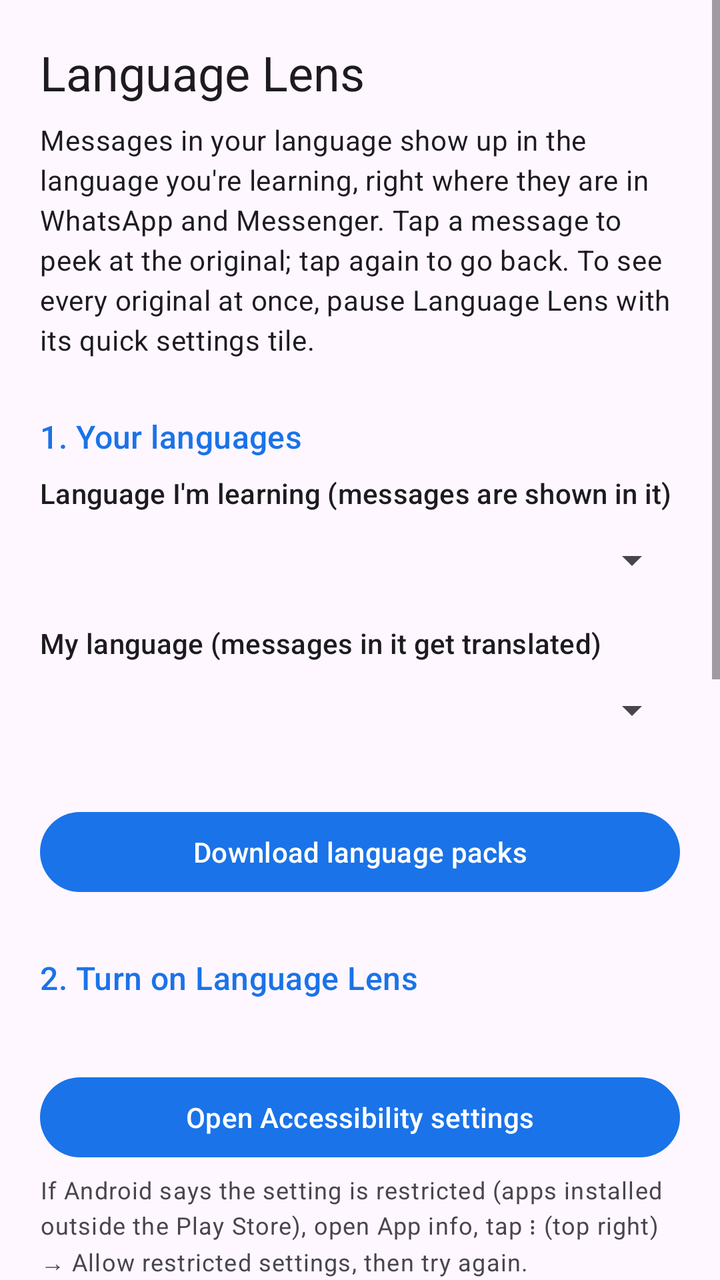
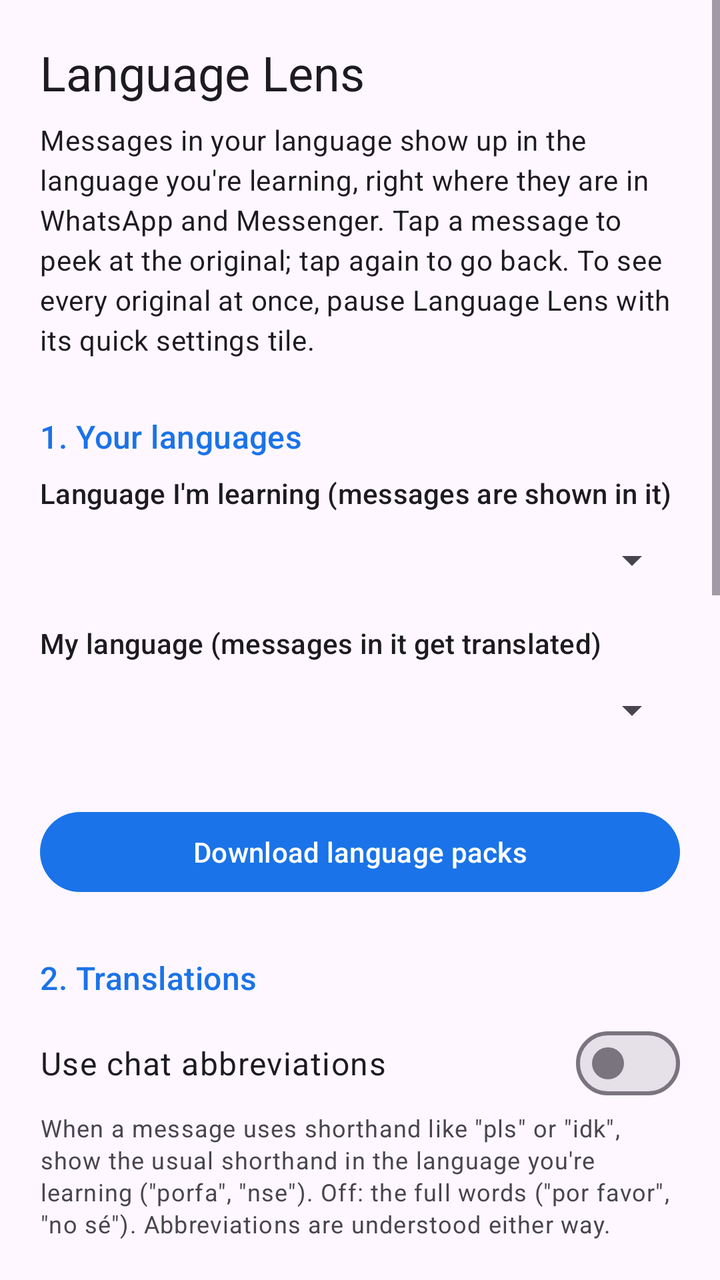

Before-and-after screenshots of an Android layout around one commit, followed by the original layout XML and the change that was made.
<!-- AndroidManifest.xml: application theme Theme.LanguageLens -->
<!-- res/layout/activity_lens.xml -->
<?xml version="1.0" encoding="utf-8"?>
<ScrollView xmlns:android="http://schemas.android.com/apk/res/android"
    android:id="@+id/scroll"
    android:layout_width="match_parent"
    android:layout_height="match_parent">

    <LinearLayout
        android:layout_width="match_parent"
        android:layout_height="wrap_content"
        android:orientation="vertical"
        android:padding="20dp">

        <TextView
            android:layout_width="match_parent"
            android:layout_height="wrap_content"
            android:text="@string/app_name"
            android:textAppearance="?attr/textAppearanceHeadlineSmall" />

        <TextView
            android:layout_width="match_parent"
            android:layout_height="wrap_content"
            android:layout_marginTop="8dp"
            android:text="@string/intro"
            android:textAppearance="?attr/textAppearanceBodyMedium" />

        <TextView style="@style/LensSection" android:text="@string/section_languages" />

        <TextView
            android:layout_width="match_parent"
            android:layout_height="wrap_content"
            android:text="@string/label_learning"
            android:textAppearance="?attr/textAppearanceLabelLarge" />

        <Spinner
            android:id="@+id/learning"
            android:layout_width="match_parent"
            android:layout_height="48dp"
            android:saveEnabled="false" />

        <TextView
            android:layout_width="match_parent"
            android:layout_height="wrap_content"
            android:layout_marginTop="8dp"
            android:text="@string/label_native"
            android:textAppearance="?attr/textAppearanceLabelLarge" />

        <Spinner
            android:id="@+id/native_language"
            android:layout_width="match_parent"
            android:layout_height="48dp"
            android:saveEnabled="false" />

        <TextView
            android:id="@+id/pack_status"
            android:layout_width="match_parent"
            android:layout_height="wrap_content"
            android:layout_marginTop="4dp"
            android:textAppearance="?attr/textAppearanceBodyMedium" />

        <com.google.android.material.button.MaterialButton
            android:id="@+id/download"
            android:layout_width="match_parent"
            android:layout_height="wrap_content"
            android:text="@string/download_packs" />

        <TextView style="@style/LensSection" android:text="@string/section_turn_on" />

        <TextView
            android:id="@+id/service_status"
            android:layout_width="match_parent"
            android:layout_height="wrap_content"
            android:textAppearance="?attr/textAppearanceBodyMedium" />

        <com.google.android.material.button.MaterialButton
            android:id="@+id/open_accessibility"
            android:layout_width="match_parent"
            android:layout_height="wrap_content"
            android:layout_marginTop="8dp"
            android:text="@string/open_accessibility" />

        <TextView
            android:layout_width="match_parent"
            android:layout_height="wrap_content"
            android:layout_marginTop="4dp"
            android:text="@string/restricted_help"
            android:textAppearance="?attr/textAppearanceBodySmall" />

        <com.google.android.material.button.MaterialButton
            android:id="@+id/open_app_info"
            style="@style/Widget.Material3.Button.OutlinedButton"
            android:layout_width="match_parent"
            android:layout_height="wrap_content"
            android:text="@string/open_app_info" />

        <TextView style="@style/LensSection" android:text="@string/section_apps" />

        <com.google.android.material.materialswitch.MaterialSwitch
            android:id="@+id/whatsapp"
            android:layout_width="match_parent"
            android:layout_height="wrap_content"
            android:minHeight="48dp"
            android:text="@string/app_whatsapp"
            android:textAppearance="?attr/textAppearanceBodyLarge" />

        <com.google.android.material.materialswitch.MaterialSwitch
            android:id="@+id/messenger"
            android:layout_width="match_parent"
            android:layout_height="wrap_content"
            android:minHeight="48dp"
            android:text="@string/app_messenger"
            android:textAppearance="?attr/textAppearanceBodyLarge" />

        <com.google.android.material.materialswitch.MaterialSwitch
            android:id="@+id/paused"
            android:layout_width="match_parent"
            android:layout_height="wrap_content"
            android:layout_marginTop="8dp"
            android:minHeight="48dp"
            android:text="@string/paused"
            android:textAppearance="?attr/textAppearanceBodyLarge" />

        <TextView
            android:layout_width="match_parent"
            android:layout_height="wrap_content"
            android:text="@string/paused_summary"
            android:textAppearance="?attr/textAppearanceBodySmall" />

        <TextView style="@style/LensSection" android:text="@string/section_privacy" />

        <TextView
            android:layout_width="match_parent"
            android:layout_height="wrap_content"
            android:text="@string/privacy"
            android:textAppearance="?attr/textAppearanceBodyMedium" />
    </LinearLayout>
</ScrollView>
<!-- resources referenced by this layout -->
<resources>
  <string name="app_messenger">Messenger</string>
  <string name="app_name" translatable="false">Language Lens</string>
  <string name="app_whatsapp">WhatsApp</string>
  <string name="download_packs">Download language packs</string>
  <string name="intro">Messages in your language show up in the language you\'re learning, right where they are in WhatsApp and Messenger. Tap a message to peek at the original; tap again to go back. To see every original at once, pause Language Lens with its quick settings tile.</string>
  <string name="label_learning">Language I\'m learning (messages are shown in it)</string>
  <string name="label_native">My language (messages in it get translated)</string>
  <string name="open_accessibility">Open Accessibility settings</string>
  <string name="open_app_info">Open App info</string>
  <string name="paused">Pause Language Lens</string>
  <string name="paused_summary">Also on the quick settings tile, so you can pause it from anywhere.</string>
  <string name="privacy">Language Lens only reads text in WhatsApp and Messenger, and only the messages on screen. For other apps it only notices that you\'ve switched away, so it can hide its translations. It translates them on your phone with Google\'s ML Kit; the text is never stored, logged or sent anywhere. The only internet use is downloading language packs. Android shows a warning when you turn it on because Accessibility apps can read the screen.</string>
  <string name="restricted_help">If Android says the setting is restricted (apps installed outside the Play Store), open App info, tap ⋮ (top right) → Allow restricted settings, then try again.</string>
  <string name="section_apps">3. Where to use it</string>
  <string name="section_languages">1. Your languages</string>
  <string name="section_privacy">Privacy</string>
  <string name="section_turn_on">2. Turn on Language Lens</string>
  <style name="LensSection">
          <item name="android:layout_width">match_parent</item>
          <item name="android:layout_height">wrap_content</item>
          <item name="android:layout_marginTop">28dp</item>
          <item name="android:layout_marginBottom">8dp</item>
          <item name="android:textAppearance">?attr/textAppearanceTitleMedium</item>
          <item name="android:textColor">@color/brand</item>
      </style>
  <style name="Theme.LanguageLens" parent="Theme.Material3.DayNight.NoActionBar">
          <item name="colorPrimary">@color/brand</item>
      </style>
  <color name="brand">#FF1A73E8</color>
</resources>

<!-- the commit's change to res/layout/activity_lens.xml (unified diff, before → after) -->
@@ -62,6 +62,22 @@
             android:layout_width="match_parent"
             android:layout_height="wrap_content"
             android:text="@string/download_packs" />
+
+        <TextView style="@style/LensSection" android:text="@string/section_style" />
+
+        <com.google.android.material.materialswitch.MaterialSwitch
+            android:id="@+id/shorthand"
+            android:layout_width="match_parent"
+            android:layout_height="wrap_content"
+            android:minHeight="48dp"
+            android:text="@string/shorthand"
+            android:textAppearance="?attr/textAppearanceBodyLarge" />
+
+        <TextView
+            android:layout_width="match_parent"
+            android:layout_height="wrap_content"
+            android:text="@string/shorthand_summary"
+            android:textAppearance="?attr/textAppearanceBodySmall" />
 
         <TextView style="@style/LensSection" android:text="@string/section_turn_on" />
 
<!-- resource entries referenced after the edit -->
@@ -13,10 +13,13 @@
   <string name="paused_summary">Also on the quick settings tile, so you can pause it from anywhere.</string>
   <string name="privacy">Language Lens only reads text in WhatsApp and Messenger, and only the messages on screen. For other apps it only notices that you\'ve switched away, so it can hide its translations. It translates them on your phone with Google\'s ML Kit; the text is never stored, logged or sent anywhere. The only internet use is downloading language packs. Android shows a warning when you turn it on because Accessibility apps can read the screen.</string>
   <string name="restricted_help">If Android says the setting is restricted (apps installed outside the Play Store), open App info, tap ⋮ (top right) → Allow restricted settings, then try again.</string>
-  <string name="section_apps">3. Where to use it</string>
+  <string name="section_apps">4. Where to use it</string>
   <string name="section_languages">1. Your languages</string>
   <string name="section_privacy">Privacy</string>
-  <string name="section_turn_on">2. Turn on Language Lens</string>
+  <string name="section_style">2. Translations</string>
+  <string name="section_turn_on">3. Turn on Language Lens</string>
+  <string name="shorthand">Use chat abbreviations</string>
+  <string name="shorthand_summary">When a message uses shorthand like \"pls\" or \"idk\", show the usual shorthand in the language you\'re learning (\"porfa\", \"nse\"). Off: the full words (\"por favor\", \"no sé\"). Abbreviations are understood either way.</string>
   <style name="LensSection">
           <item name="android:layout_width">match_parent</item>
           <item name="android:layout_height">wrap_content</item>
